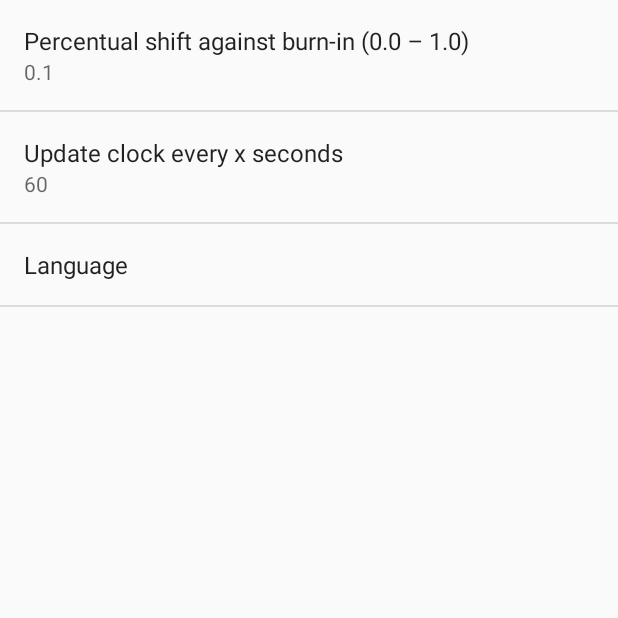
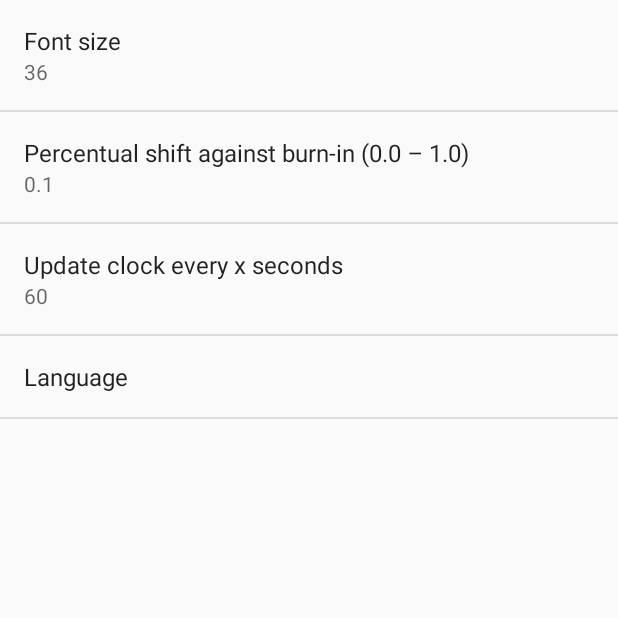
Before and after one commit to tuur29/fuzzyclock, an Android app: the DreamSettingsActivity screen opened directly, with no data from a screen before it, on a phone screen of 412 x 824 dp, the top half of it. Run offline under Robolectric (Android 15) with nearby library versions, the phone set to English and light mode, and no system bars.

Commit message:
Add font size setting

```diff
--- a/app/src/main/java/net/tuurlievens/fuzzyclockscreensaver/DreamSettingsActivity.kt
+++ b/app/src/main/java/net/tuurlievens/fuzzyclockscreensaver/DreamSettingsActivity.kt
@@ -38,6 +38,7 @@ class DreamSettingsActivity : PreferenceActivity() {
             bindPreferenceSummaryToValue(findPreference("maxTranslationDisplacement"))
             bindPreferenceSummaryToValue(findPreference("updateSeconds"))
             bindPreferenceSummaryToValue(findPreference("language"))
+            bindPreferenceSummaryToValue(findPreference("fontSize"))
         }
 
         override fun onOptionsItemSelected(item: MenuItem): Boolean {
--- a/app/src/main/java/net/tuurlievens/fuzzyclockscreensaver/FuzzyClockDream.kt
+++ b/app/src/main/java/net/tuurlievens/fuzzyclockscreensaver/FuzzyClockDream.kt
@@ -20,6 +20,7 @@ class FuzzyClockDream : DreamService() {
     private var maxTranslationDisplacement = 0.1
     private var updateSeconds = 60.0
     private var language = "default"
+    private var fontSize = 36
 
     // LIFECYCLE
 
@@ -45,6 +46,9 @@ class FuzzyClockDream : DreamService() {
         isScreenBright = false
         // Set the dream layout
         setContentView(R.layout.dream)
+
+        // change fontSize
+        findViewById<TextView>(R.id.clocktext).textSize = fontSize.toFloat()
     }
 
     override fun onDreamingStarted() {
@@ -64,9 +68,10 @@ class FuzzyClockDream : DreamService() {
 
     private fun loadSettings() {
         val prefs = PreferenceManager.getDefaultSharedPreferences(this)
-        maxTranslationDisplacement = prefs.getString("maxTranslationDisplacement","").toDouble()
-        updateSeconds = prefs.getString("updateSeconds","").toDouble()
-        language = prefs.getString("language","")
+        maxTranslationDisplacement = prefs.getString("maxTranslationDisplacement", "").toDouble()
+        updateSeconds = prefs.getString("updateSeconds", "").toDouble()
+        language = prefs.getString("language", "")
+        fontSize = prefs.getInt("fontSize", 36)
     }
 
     private fun createTask() {
--- a/app/src/main/res/values/strings.xml
+++ b/app/src/main/res/values/strings.xml
@@ -8,6 +8,7 @@
     <string name="pref_title_maxTranslationDisplacement">Percentual shift against burn-in (0.0 – 1.0)</string>
     <string name="pref_title_updateSeconds">Update clock every x seconds</string>
     <string name="pref_title_language">Language</string>
+    <string name="pref_title_fontSize">Font size</string>
 
     <string-array name="pref_list_languages_titles">
         <item>Dependent on device setting</item>
--- a/app/src/main/res/xml/prefs.xml
+++ b/app/src/main/res/xml/prefs.xml
@@ -1,5 +1,14 @@
 <?xml version="1.0" encoding="utf-8"?>
 <PreferenceScreen xmlns:android="http://schemas.android.com/apk/res/android">
+
+    <EditTextPreference
+            android:key="fontSize"
+            android:title="@string/pref_title_fontSize"
+            android:defaultValue="36"
+            android:selectAllOnFocus="true"
+            android:inputType="number"
+            android:singleLine="true"
+            android:maxLines="1"/>
 
     <EditTextPreference
             android:key="maxTranslationDisplacement"
```
Also changed, not shown: 1 other file.
